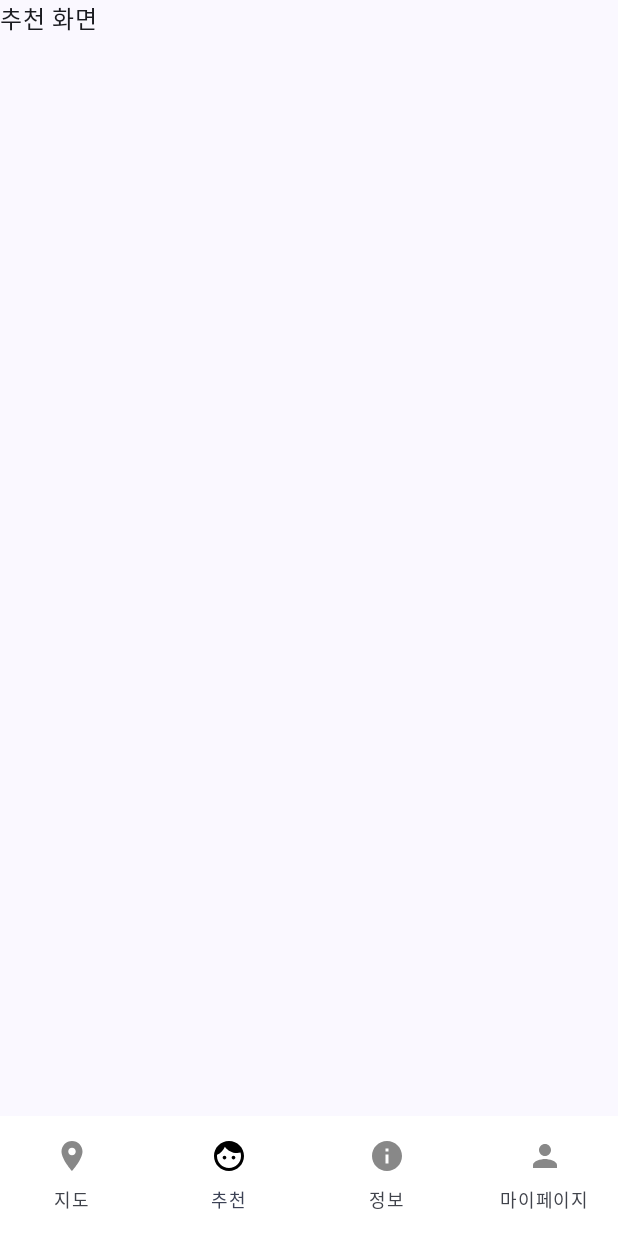
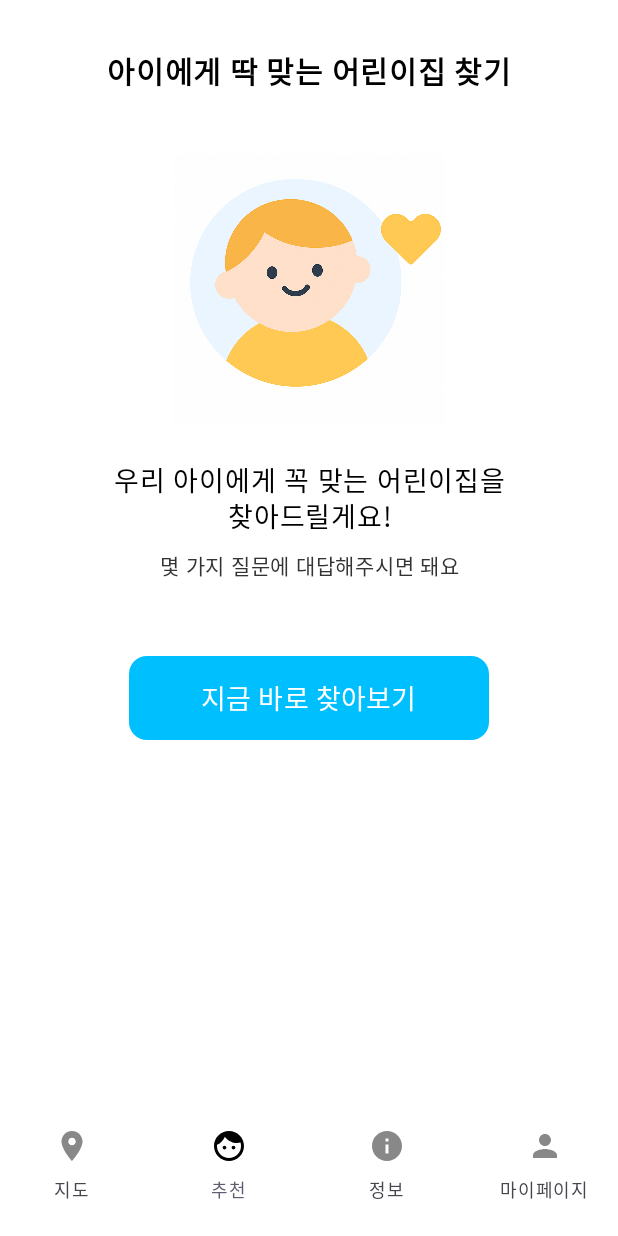
Before and after one commit to shm878011/team6, an Android app built with Jetpack Compose: the MainScreen screen opened through its navigation route, item 2 of the bottom bar chosen, on a phone screen of 412 x 824 dp. Run offline under Robolectric (Android 15) with nearby library versions, the phone set to English and light mode, and no system bars.

Commit message:
feat.추천페이지 메인

```diff
--- a/app/src/main/java/com/example/team6/BottomNavagationBar.kt
+++ b/app/src/main/java/com/example/team6/BottomNavagationBar.kt
@@ -1,5 +1,6 @@
 package com.example.team6
 
+import androidx.compose.foundation.layout.height
 import androidx.compose.material.icons.Icons
 import androidx.compose.material.icons.filled.Face
 import androidx.compose.material.icons.filled.LocationOn
@@ -11,6 +12,7 @@ import androidx.compose.material3.NavigationBarItem
 import androidx.compose.material3.NavigationBarItemDefaults
 import androidx.compose.material3.Text
 import androidx.compose.runtime.Composable
+import androidx.compose.ui.Modifier
 import androidx.compose.ui.graphics.Color
 import androidx.compose.ui.unit.dp
 import androidx.navigation.NavHostController
@@ -22,7 +24,8 @@ fun BottomNavigationBar(navController: NavHostController) {
     val currentDestination = navController.currentBackStackEntryAsState().value?.destination
 
     NavigationBar(
-        containerColor = Color.White,
+        modifier = Modifier.height(94.dp),
+        containerColor = Color(0xeaeaea),
         tonalElevation = 8.dp
     ) {
         BottomNavRoute.items.forEach { screen ->
--- a/app/src/main/java/com/example/team6/navGraph/MainGraph.kt
+++ b/app/src/main/java/com/example/team6/navGraph/MainGraph.kt
@@ -12,7 +12,7 @@ import com.example.team6.model.BottomNavRoute
 import com.example.team6.uicomponents.InfoScreen
 import com.example.team6.uicomponents.MapScreen
 import com.example.team6.uicomponents.MyPageScreen
-import com.example.team6.uicomponents.SearchScreen
+import com.example.team6.uicomponents.RecommendScreen
 
 @Composable
 fun MainScreen() {
@@ -32,7 +32,7 @@ fun MainScreen() {
                 MapScreen()
             }
             composable(BottomNavRoute.Search.route) {
-                SearchScreen()
+                RecommendScreen()
             }
             composable(BottomNavRoute.Info.route) {
                 InfoScreen()
--- a/app/src/main/java/com/example/team6/ui/theme/Theme.kt
+++ b/app/src/main/java/com/example/team6/ui/theme/Theme.kt
@@ -9,6 +9,7 @@ import androidx.compose.material3.dynamicDarkColorScheme
 import androidx.compose.material3.dynamicLightColorScheme
 import androidx.compose.material3.lightColorScheme
 import androidx.compose.runtime.Composable
+import androidx.compose.ui.graphics.Color
 import androidx.compose.ui.platform.LocalContext
 
 private val DarkColorScheme = darkColorScheme(
@@ -20,24 +21,22 @@ private val DarkColorScheme = darkColorScheme(
 private val LightColorScheme = lightColorScheme(
     primary = Purple40,
     secondary = PurpleGrey40,
-    tertiary = Pink40
+    tertiary = Pink40,
 
-    /* Other default colors to override
-    background = Color(0xFFFFFBFE),
-    surface = Color(0xFFFFFBFE),
+     background = Color.White,
+    surface = Color.White,
     onPrimary = Color.White,
     onSecondary = Color.White,
     onTertiary = Color.White,
-    onBackground = Color(0xFF1C1B1F),
-    onSurface = Color(0xFF1C1B1F),
-    */
+    onBackground = Color.Black,
+    onSurface = Color.Black
 )
 
 @Composable
 fun Team6Theme(
     darkTheme: Boolean = isSystemInDarkTheme(),
     // Dynamic color is available on Android 12+
-    dynamicColor: Boolean = true,
+    dynamicColor: Boolean = false,
     content: @Composable () -> Unit
 ) {
     val colorScheme = when {
--- /dev/null
+++ b/app/src/main/java/com/example/team6/uicomponents/RecommendScreen.kt
@@ -0,0 +1,92 @@
+package com.example.team6.uicomponents
+
+import androidx.compose.foundation.Image
+import androidx.compose.foundation.background
+import androidx.compose.foundation.layout.Arrangement
+import androidx.compose.foundation.layout.Column
+import androidx.compose.foundation.layout.Spacer
+import androidx.compose.foundation.layout.fillMaxSize
+import androidx.compose.foundation.layout.fillMaxWidth
+import androidx.compose.foundation.layout.height
+import androidx.compose.foundation.layout.padding
+import androidx.compose.foundation.layout.size
+import androidx.compose.foundation.layout.width
+import androidx.compose.foundation.shape.CircleShape
+import androidx.compose.foundation.shape.RoundedCornerShape
+import androidx.compose.material3.Button
+import androidx.compose.material3.ButtonDefaults
+import androidx.compose.material3.MaterialTheme
+import androidx.compose.material3.Text
+import androidx.compose.runtime.Composable
+import androidx.compose.ui.Alignment
+import androidx.compose.ui.Modifier
+import androidx.compose.ui.draw.clip
+import androidx.compose.ui.graphics.Color
+import androidx.compose.ui.res.painterResource
+import androidx.compose.ui.text.font.FontWeight
+import androidx.compose.ui.text.style.TextAlign
+import androidx.compose.ui.unit.dp
+import androidx.compose.ui.unit.sp
+import com.example.team6.R
+
+@Composable
+fun RecommendScreen() {
+    Column(
+        modifier = Modifier
+            .fillMaxSize()
+            .padding(horizontal = 24.dp, vertical = 32.dp),
+        horizontalAlignment = Alignment.CenterHorizontally,
+        verticalArrangement = Arrangement.Top
+    ) {
+        Text(
+            text = "아이에게 딱 맞는 어린이집 찾기",
+            fontSize = 20.sp,
+            fontWeight = FontWeight.Bold,
+            modifier = Modifier.padding(bottom = 16.dp)
+        )
+        Spacer(modifier = Modifier.height(24.dp))
+        Image(
+            painter = painterResource(id = R.drawable.img_recommend_child),
+            contentDescription = "recommend icon",
+            modifier = Modifier
+                .size(180.dp)
+
+        )
+
+        Spacer(modifier = Modifier.height(24.dp))
+
+        Text(
+            text = "우리 아이에게 꼭 맞는 어린이집을\n찾아드릴게요!",
+            fontSize = 18.sp,
+            textAlign = TextAlign.Center
+        )
+
+        Spacer(modifier = Modifier.height(8.dp))
+
+        Text(
+            text = "몇 가지 질문에 대답해주시면 돼요",
+            fontSize = 14.sp,
+            color = Color(0xFF333333),
+            textAlign = TextAlign.Center
+        )
+
+        Spacer(modifier = Modifier.height(48.dp))
+
+        Button(
+            onClick = { },
+            shape = RoundedCornerShape(12.dp),
+            colors = ButtonDefaults.buttonColors(containerColor = Color(0xFF00BFFF)),
+            modifier = Modifier
+                .width(240.dp)
+                .height(56.dp)
+        ) {
+            Text(
+                text = "지금 바로 찾아보기",
+                style = MaterialTheme.typography.labelLarge,
+                color = Color.White,
+                fontSize = 18.sp
+            )
+        }
+
+    }
+}
--- a/app/src/main/java/com/example/team6/uicomponents/SearchScreen.kt
+++ /dev/null
@@ -1,14 +0,0 @@
-package com.example.team6.uicomponents
-
-import androidx.compose.foundation.layout.Box
-import androidx.compose.foundation.layout.fillMaxSize
-import androidx.compose.material3.Text
-import androidx.compose.runtime.Composable
-import androidx.compose.ui.Modifier
-
-@Composable
-fun SearchScreen() {
-    Box(modifier = Modifier.fillMaxSize()) {
-        Text("추천 화면")
-    }
-}
```
Also changed, not shown: app/src/main/res/drawable/img_recommend_child.png (added).
